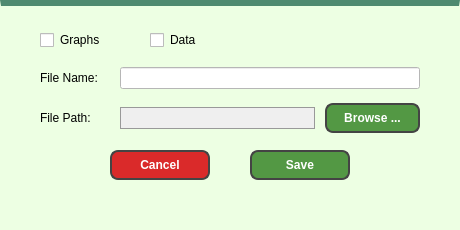
First picture: the form in SproutSave.ui, repository JeanOC19/ICOM5047, before the edit.
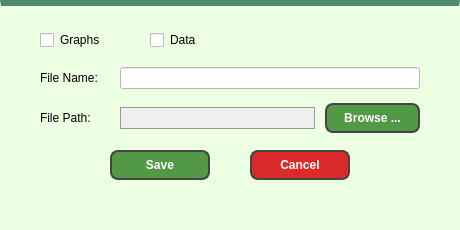
Second picture: the form after the edit.

Commit message: swapped the cancel with the save button

Patch:
```diff
--- a/SproutSave.ui
+++ b/SproutSave.ui
@@ -137,7 +137,7 @@
    <widget class="QPushButton" name="cancel_button">
     <property name="geometry">
      <rect>
-      <x>110</x>
+      <x>250</x>
       <y>150</y>
       <width>100</width>
       <height>30</height>
@@ -160,7 +160,7 @@
    <widget class="QPushButton" name="save_button">
     <property name="geometry">
      <rect>
-      <x>250</x>
+      <x>110</x>
       <y>150</y>
       <width>100</width>
       <height>30</height>
```
